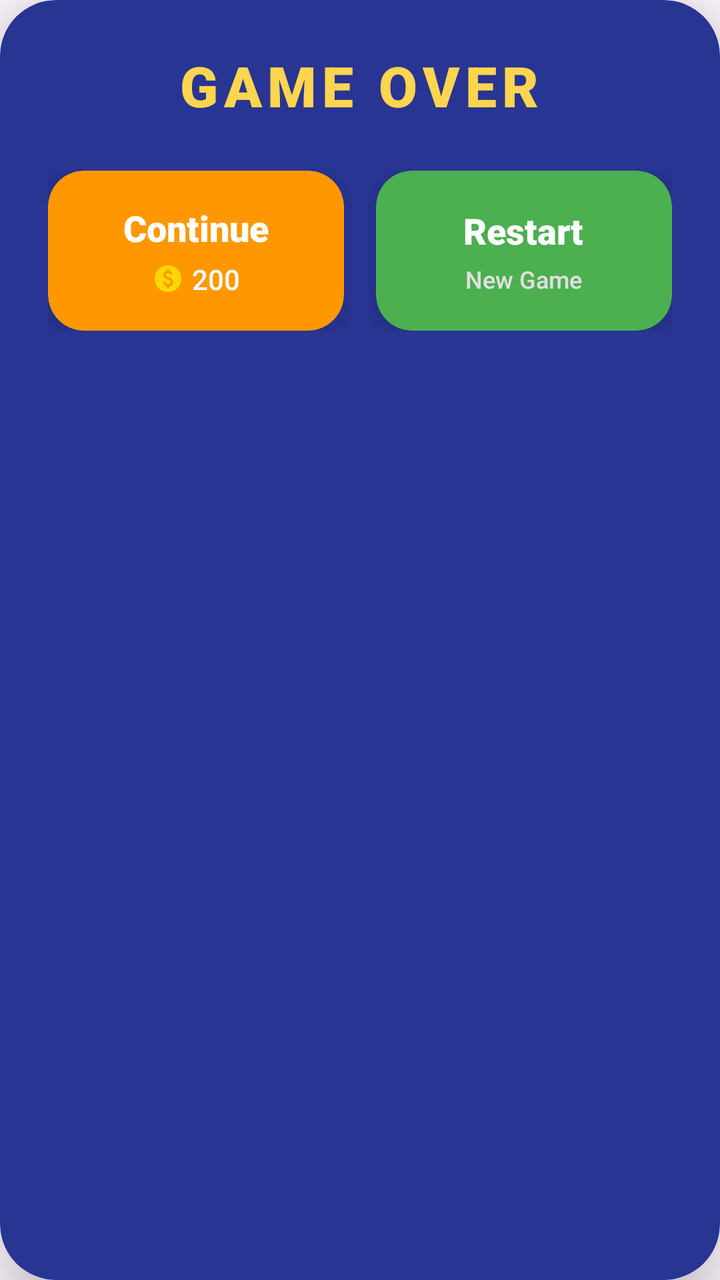
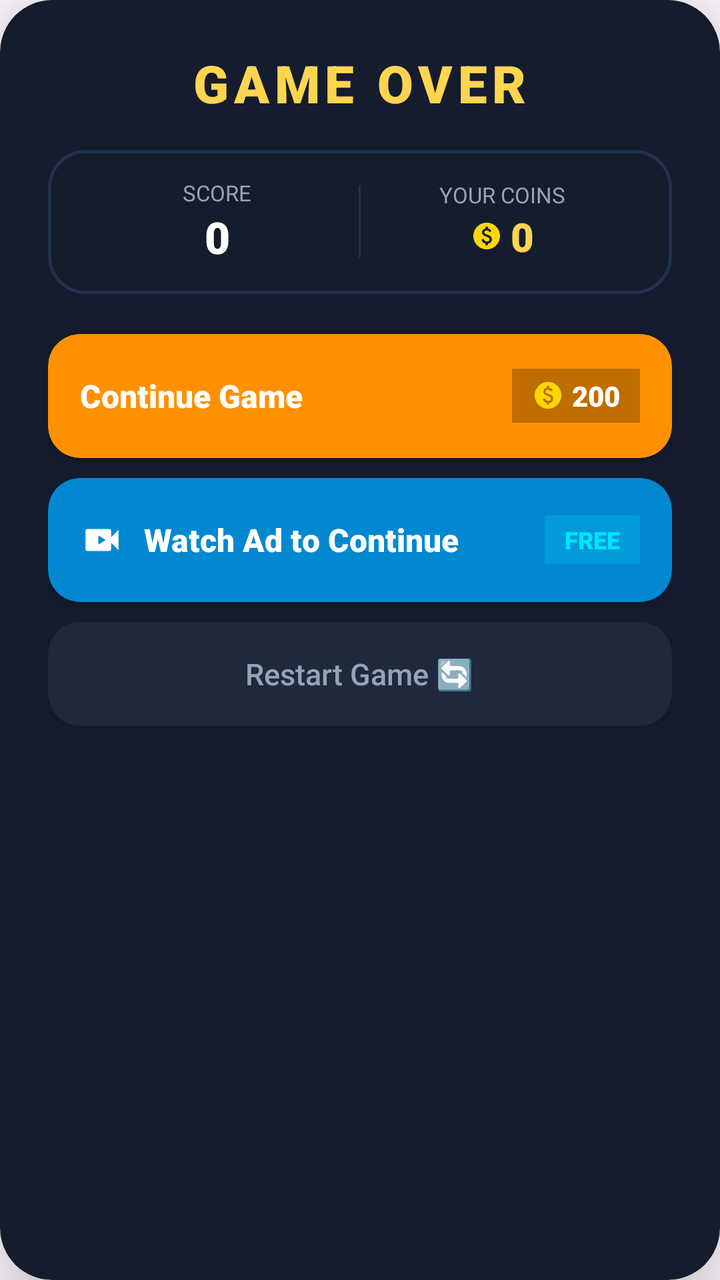

An Android layout rendered at two revisions. The XML below is the earlier revision; the diff shows what the commit changed to produce the second picture.
<!-- AndroidManifest.xml: application theme Theme.BlockPuzzle -->
<!-- res/layout/gameover_pannel.xml -->
<?xml version="1.0" encoding="utf-8"?>
<androidx.cardview.widget.CardView xmlns:android="http://schemas.android.com/apk/res/android"
    xmlns:app="http://schemas.android.com/apk/res-auto"
    android:layout_width="match_parent"
    android:layout_height="wrap_content"
    app:cardCornerRadius="28dp"
    app:cardElevation="20dp"
    app:cardBackgroundColor="@color/card_bg"
    android:layout_margin="16dp">

    <LinearLayout
        android:layout_width="match_parent"
        android:layout_height="wrap_content"
        android:orientation="vertical"
        android:padding="24dp"
        android:gravity="center">

        <TextView
            android:layout_width="wrap_content"
            android:layout_height="wrap_content"
            android:text="GAME OVER"
            android:textColor="#FFD54F"
            android:textSize="28sp"
            android:fontFamily="sans-serif-black"
            android:letterSpacing="0.1"
            android:layout_marginBottom="24dp"/>

        <LinearLayout
            android:layout_width="match_parent"
            android:layout_height="wrap_content"
            android:orientation="horizontal">

            
            <androidx.cardview.widget.CardView
                android:id="@+id/continuebtn"
                android:layout_width="0dp"
                android:layout_height="80dp"
                android:layout_weight="1"
                app:cardCornerRadius="18dp"
                app:cardElevation="6dp"
                app:cardBackgroundColor="#FF9800"
                android:layout_marginEnd="8dp"
                android:clickable="true"
                android:focusable="true"
                android:foreground="?attr/selectableItemBackground">

                <LinearLayout
                    android:layout_width="match_parent"
                    android:layout_height="match_parent"
                    android:orientation="vertical"
                    android:gravity="center">

                    <TextView
                        android:layout_width="wrap_content"
                        android:layout_height="wrap_content"
                        android:text="Continue"
                        android:textColor="@color/white"
                        android:textSize="18sp"
                        android:fontFamily="sans-serif-black" />

                    <LinearLayout
                        android:layout_width="wrap_content"
                        android:layout_height="wrap_content"
                        android:orientation="horizontal"
                        android:gravity="center_vertical"
                        android:layout_marginTop="4dp">

                        <ImageView
                            android:layout_width="16dp"
                            android:layout_height="16dp"
                            android:src="@drawable/coinlogoo"
                            android:layout_marginEnd="4dp"
                            android:contentDescription="Coins" />

                        <TextView
                            android:layout_width="wrap_content"
                            android:layout_height="wrap_content"
                            android:text="200"
                            android:textColor="@color/white"
                            android:textSize="14sp"
                            android:fontFamily="sans-serif-medium" />
                    </LinearLayout>
                </LinearLayout>
            </androidx.cardview.widget.CardView>

            
            <androidx.cardview.widget.CardView
                android:id="@+id/restartBtn"
                android:layout_width="0dp"
                android:layout_height="80dp"
                android:layout_weight="1"
                app:cardCornerRadius="18dp"
                app:cardElevation="6dp"
                app:cardBackgroundColor="#4CAF50"
                android:layout_marginStart="8dp"
                android:clickable="true"
                android:focusable="true"
                android:foreground="?attr/selectableItemBackground">

                <LinearLayout
                    android:layout_width="match_parent"
                    android:layout_height="match_parent"
                    android:orientation="vertical"
                    android:gravity="center">

                    <TextView
                        android:layout_width="wrap_content"
                        android:layout_height="wrap_content"
                        android:text="Restart"
                        android:textColor="@color/white"
                        android:textSize="18sp"
                        android:fontFamily="sans-serif-black" />

                    <TextView
                        android:layout_width="wrap_content"
                        android:layout_height="wrap_content"
                        android:text="New Game"
                        android:textColor="#E0E0E0"
                        android:textSize="12sp"
                        android:fontFamily="sans-serif-medium"
                        android:layout_marginTop="4dp"/>
                </LinearLayout>
            </androidx.cardview.widget.CardView>

        </LinearLayout>

    </LinearLayout>
</androidx.cardview.widget.CardView>
<!-- resources referenced by this layout -->
<resources>
  <color name="card_bg">#283593</color>
  <color name="white">#FFFFFFFF</color>
  <!-- drawable coinlogoo (drawable) -->
  <vector android:height="24dp" android:tint="#FFD700"
      android:viewportHeight="24" android:viewportWidth="24"
      android:width="24dp" xmlns:android="http://schemas.android.com/apk/res/android">
      <path android:fillColor="@android:color/white" android:pathData="M12,2C6.48,2 2,6.48 2,12s4.48,10 10,10s10,-4.48 10,-10S17.52,2 12,2zM12.88,17.76V19h-1.75v-1.29c-0.74,-0.18 -2.39,-0.77 -3.02,-2.96l1.65,-0.67c0.06,0.22 0.58,2.09 2.4,2.09c0.93,0 1.98,-0.48 1.98,-1.61c0,-0.96 -0.7,-1.46 -2.28,-2.03c-1.1,-0.39 -3.35,-1.03 -3.35,-3.31c0,-0.1 0.01,-2.4 2.62,-2.96V5h1.75v1.24c1.84,0.32 2.51,1.79 2.66,2.23l-1.58,0.67c-0.11,-0.35 -0.59,-1.34 -1.9,-1.34c-0.7,0 -1.81,0.37 -1.81,1.39c0,0.95 0.86,1.31 2.64,1.9c2.4,0.83 3.01,2.05 3.01,3.45C15.9,17.17 13.4,17.67 12.88,17.76z"/>
  </vector>
  <style name="Theme.BlockPuzzle" parent="Base.Theme.BlockPuzzle" />
  <style name="Base.Theme.BlockPuzzle" parent="Theme.Material3.DayNight.NoActionBar">
          <item name="android:statusBarColor">#1A237E</item>
      </style>
</resources>

<!-- the commit's change to res/layout/gameover_pannel.xml (unified diff, before → after) -->
@@ -3,8 +3,8 @@
     xmlns:app="http://schemas.android.com/apk/res-auto"
     android:layout_width="match_parent"
     android:layout_height="wrap_content"
-    app:cardCornerRadius="28dp"
-    app:cardElevation="20dp"
+    app:cardCornerRadius="26dp"
+    app:cardElevation="24dp"
     app:cardBackgroundColor="@color/card_bg"
     android:layout_margin="16dp">
 
@@ -15,114 +15,228 @@
         android:padding="24dp"
         android:gravity="center">
 
+        
         <TextView
+            android:id="@+id/gameOverTitle"
             android:layout_width="wrap_content"
             android:layout_height="wrap_content"
             android:text="GAME OVER"
-            android:textColor="#FFD54F"
-            android:textSize="28sp"
+            android:textColor="@color/accent_gold"
+            android:textSize="26sp"
             android:fontFamily="sans-serif-black"
-            android:letterSpacing="0.1"
-            android:layout_marginBottom="24dp"/>
-
+            android:letterSpacing="0.1"/>
+
+        
         <LinearLayout
             android:layout_width="match_parent"
             android:layout_height="wrap_content"
-            android:orientation="horizontal">
+            android:orientation="horizontal"
+            android:background="@drawable/card_surface_bg"
+            android:padding="14dp"
+            android:layout_marginTop="16dp"
+            android:layout_marginBottom="20dp"
+            android:gravity="center">
 
             
-            <androidx.cardview.widget.CardView
-                android:id="@+id/continuebtn"
+            <LinearLayout
                 android:layout_width="0dp"
-                android:layout_height="80dp"
+                android:layout_height="wrap_content"
                 android:layout_weight="1"
-                app:cardCornerRadius="18dp"
-                app:cardElevation="6dp"
-                app:cardBackgroundColor="#FF9800"
-                android:layout_marginEnd="8dp"
-                android:clickable="true"
-                android:focusable="true"
-                android:foreground="?attr/selectableItemBackground">
+                android:orientation="vertical"
+                android:gravity="center">
+
+                <TextView
+                    android:id="@+id/gameOverScoreLabel"
+                    android:layout_width="wrap_content"
+                    android:layout_height="wrap_content"
+                    android:text="SCORE"
+                    android:textColor="@color/text_secondary"
+                    android:textSize="11sp"
+                    android:fontFamily="sans-serif-bold"/>
+
+                <TextView
+                    android:id="@+id/gameOverScoreValue"
+                    android:layout_width="wrap_content"
+                    android:layout_height="wrap_content"
+                    android:text="0"
+                    android:textColor="@color/white"
+                    android:textSize="22sp"
+                    android:fontFamily="sans-serif-black"/>
+            </LinearLayout>
+
+            <View
+                android:layout_width="1dp"
+                android:layout_height="36dp"
+                android:background="@color/card_border"/>
+
+            
+            <LinearLayout
+                android:layout_width="0dp"
+                android:layout_height="wrap_content"
+                android:layout_weight="1"
+                android:orientation="vertical"
+                android:gravity="center">
+
+                <TextView
+                    android:layout_width="wrap_content"
+                    android:layout_height="wrap_content"
+                    android:text="YOUR COINS"
+                    android:textColor="@color/text_secondary"
+                    android:textSize="11sp"
+                    android:fontFamily="sans-serif-bold"/>
 
                 <LinearLayout
-                    android:layout_width="match_parent"
-                    android:layout_height="match_parent"
-                    android:orientation="vertical"
+                    android:layout_width="wrap_content"
+                    android:layout_height="wrap_content"
+                    android:orientation="horizontal"
                     android:gravity="center">
 
+                    <ImageView
+                        android:layout_width="16dp"
+                        android:layout_height="16dp"
+                        android:src="@drawable/coinlogoo"
+                        android:layout_marginEnd="4dp"
+                        android:contentDescription="Coins"/>
+
                     <TextView
+                        android:id="@+id/gameOverCoinsValue"
                         android:layout_width="wrap_content"
                         android:layout_height="wrap_content"
-                        android:text="Continue"
-                        android:textColor="@color/white"
-                        android:textSize="18sp"
-                        android:fontFamily="sans-serif-black" />
-
-                    <LinearLayout
+                        android:text="0"
+                        android:textColor="@color/accent_gold"
+                        android:textSize="20sp"
+                        android:fontFamily="sans-serif-black"/>
+                </LinearLayout>
+            </LinearLayout>
+        </LinearLayout>
+
+        
+        <androidx.cardview.widget.CardView
+            android:id="@+id/continuebtn"
+            android:layout_width="match_parent"
+            android:layout_height="62dp"
+            app:cardCornerRadius="16dp"
+            app:cardElevation="4dp"
+            app:cardBackgroundColor="#FF9100"
+            android:clickable="true"
+            android:focusable="true"
+            android:foreground="?attr/selectableItemBackground"
+            android:layout_marginBottom="10dp">
+
+            <LinearLayout
+                android:layout_width="match_parent"
+                android:layout_height="match_parent"
+                android:orientation="horizontal"
+                android:gravity="center"
+                android:paddingHorizontal="16dp">
+
+                <TextView
+                    android:id="@+id/continueBtnTitle"
+                    android:layout_width="0dp"
+                    android:layout_height="wrap_content"
+                    android:layout_weight="1"
+                    android:text="Continue Game"
+                    android:textColor="@color/white"
+                    android:textSize="16sp"
+                    android:fontFamily="sans-serif-black"/>
+
+                <LinearLayout
+                    android:layout_width="wrap_content"
+                    android:layout_height="wrap_content"
+                    android:orientation="horizontal"
+                    android:gravity="center_vertical"
+                    android:background="#40000000"
+                    android:paddingHorizontal="10dp"
+                    android:paddingVertical="4dp">
+
+                    <ImageView
+                        android:layout_width="16dp"
+                        android:layout_height="16dp"
+                        android:src="@drawable/coinlogoo"
+                        android:layout_marginEnd="4dp"/>
+
+                    <TextView
+                        android:id="@+id/continueCoinCost"
                         android:layout_width="wrap_content"
                         android:layout_height="wrap_content"
-                        android:orientation="horizontal"
-                        android:gravity="center_vertical"
-                        android:layout_marginTop="4dp">
-
-                        <ImageView
-                            android:layout_width="16dp"
-                            android:layout_height="16dp"
-                            android:src="@drawable/coinlogoo"
-                            android:layout_marginEnd="4dp"
-                            android:contentDescription="Coins" />
-
-                        <TextView
-                            android:layout_width="wrap_content"
-                            android:layout_height="wrap_content"
-                            android:text="200"
-                            android:textColor="@color/white"
-                            android:textSize="14sp"
-                            android:fontFamily="sans-serif-medium" />
-                    </LinearLayout>
+                        android:text="200"
+                        android:textColor="@color/white"
+                        android:textSize="14sp"
+                        android:fontFamily="sans-serif-black"/>
                 </LinearLayout>
-            </androidx.cardview.widget.CardView>
-
-            
-            <androidx.cardview.widget.CardView
-                android:id="@+id/restartBtn"
-                android:layout_width="0dp"
-                android:layout_height="80dp"
-                android:layout_weight="1"
-                app:cardCornerRadius="18dp"
-                app:cardElevation="6dp"
-                app:cardBackgroundColor="#4CAF50"
-                android:layout_marginStart="8dp"
-                android:clickable="true"
-                android:focusable="true"
-                android:foreground="?attr/selectableItemBackground">
-
-                <LinearLayout
-                    android:layout_width="match_parent"
-                    android:layout_height="match_parent"
-                    android:orientation="vertical"
-                    android:gravity="center">
-
-                    <TextView
-                        android:layout_width="wrap_content"
-                        android:layout_height="wrap_content"
-                        android:text="Restart"
-                        android:textColor="@color/white"
-                        android:textSize="18sp"
-                        android:fontFamily="sans-serif-black" />
-
-                    <TextView
-                        android:layout_width="wrap_content"
-                        android:layout_height="wrap_content"
-                        android:text="New Game"
-                        android:textColor="#E0E0E0"
-                        android:textSize="12sp"
-                        android:fontFamily="sans-serif-medium"
-                        android:layout_marginTop="4dp"/>
-                </LinearLayout>
-            </androidx.cardview.widget.CardView>
-
-        </LinearLayout>
+            </LinearLayout>
+        </androidx.cardview.widget.CardView>
+
+        
+        <androidx.cardview.widget.CardView
+            android:id="@+id/watchAdBtn"
+            android:layout_width="match_parent"
+            android:layout_height="62dp"
+            app:cardCornerRadius="16dp"
+            app:cardElevation="4dp"
+            app:cardBackgroundColor="#0288D1"
+            android:clickable="true"
+            android:focusable="true"
+            android:foreground="?attr/selectableItemBackground"
+            android:layout_marginBottom="10dp">
+
+            <LinearLayout
+                android:layout_width="match_parent"
+                android:layout_height="match_parent"
+                android:orientation="horizontal"
+                android:gravity="center"
+                android:paddingHorizontal="16dp">
+
+                <ImageView
+                    android:layout_width="22dp"
+                    android:layout_height="22dp"
+                    android:src="@drawable/ic_video_ad"
+                    android:layout_marginEnd="10dp"/>
+
+                <TextView
+                    android:layout_width="0dp"
+                    android:layout_height="wrap_content"
+                    android:layout_weight="1"
+                    android:text="Watch Ad to Continue"
+                    android:textColor="@color/white"
+                    android:textSize="16sp"
+                    android:fontFamily="sans-serif-black"/>
+
+                <TextView
+                    android:layout_width="wrap_content"
+                    android:layout_height="wrap_content"
+                    android:text="FREE"
+                    android:textColor="@color/accent_neon"
+                    android:background="#3000E5FF"
+                    android:paddingHorizontal="10dp"
+                    android:paddingVertical="4dp"
+                    android:textSize="12sp"
+                    android:fontFamily="sans-serif-black"/>
+            </LinearLayout>
+        </androidx.cardview.widget.CardView>
+
+        
+        <androidx.cardview.widget.CardView
+            android:id="@+id/restartBtn"
+            android:layout_width="match_parent"
+            android:layout_height="52dp"
+            app:cardCornerRadius="16dp"
+            app:cardElevation="2dp"
+            app:cardBackgroundColor="#1E293B"
+            android:clickable="true"
+            android:focusable="true"
+            android:foreground="?attr/selectableItemBackground">
+
+            <TextView
+                android:id="@+id/restartBtnText"
+                android:layout_width="wrap_content"
+                android:layout_height="wrap_content"
+                android:layout_gravity="center"
+                android:text="Restart Game 🔄"
+                android:textColor="@color/text_secondary"
+                android:textSize="15sp"
+                android:fontFamily="sans-serif-medium"/>
+        </androidx.cardview.widget.CardView>
 
     </LinearLayout>
 </androidx.cardview.widget.CardView>
<!-- resource entries referenced after the edit -->
@@ -1,12 +1,35 @@
 <!-- resources referenced by this layout -->
 <resources>
-  <color name="card_bg">#283593</color>
+  <color name="accent_gold">#FFD54F</color>
+  <color name="accent_neon">#00E5FF</color>
+  <color name="card_bg">#141C2E</color>
+  <color name="card_border">#23314D</color>
+  <color name="text_secondary">#94A3B8</color>
   <color name="white">#FFFFFFFF</color>
+  <!-- drawable card_surface_bg (drawable) -->
+  <?xml version="1.0" encoding="utf-8"?>
+  <shape xmlns:android="http://schemas.android.com/apk/res/android">
+      <solid android:color="@color/card_bg"/>
+      <stroke
+          android:width="1.5dp"
+          android:color="@color/card_border"/>
+      <corners android:radius="18dp"/>
+  </shape>
   <!-- drawable coinlogoo (drawable) -->
   <vector android:height="24dp" android:tint="#FFD700"
       android:viewportHeight="24" android:viewportWidth="24"
       android:width="24dp" xmlns:android="http://schemas.android.com/apk/res/android">
       <path android:fillColor="@android:color/white" android:pathData="M12,2C6.48,2 2,6.48 2,12s4.48,10 10,10s10,-4.48 10,-10S17.52,2 12,2zM12.88,17.76V19h-1.75v-1.29c-0.74,-0.18 -2.39,-0.77 -3.02,-2.96l1.65,-0.67c0.06,0.22 0.58,2.09 2.4,2.09c0.93,0 1.98,-0.48 1.98,-1.61c0,-0.96 -0.7,-1.46 -2.28,-2.03c-1.1,-0.39 -3.35,-1.03 -3.35,-3.31c0,-0.1 0.01,-2.4 2.62,-2.96V5h1.75v1.24c1.84,0.32 2.51,1.79 2.66,2.23l-1.58,0.67c-0.11,-0.35 -0.59,-1.34 -1.9,-1.34c-0.7,0 -1.81,0.37 -1.81,1.39c0,0.95 0.86,1.31 2.64,1.9c2.4,0.83 3.01,2.05 3.01,3.45C15.9,17.17 13.4,17.67 12.88,17.76z"/>
+  </vector>
+  <!-- drawable ic_video_ad (drawable) -->
+  <vector xmlns:android="http://schemas.android.com/apk/res/android"
+      android:width="24dp"
+      android:height="24dp"
+      android:viewportWidth="24"
+      android:viewportHeight="24">
+    <path
+        android:fillColor="#FFFFFF"
+        android:pathData="M17,10.5V7c0,-0.55 -0.45,-1 -1,-1H4c-0.55,0 -1,0.45 -1,1v10c0,0.55 0.45,1 1,1h12c0.55,0 1,-0.45 1,-1v-3.5l4,4v-11l-4,4zM10,14.5v-5l4,2.5 -4,2.5z"/>
   </vector>
   <style name="Theme.BlockPuzzle" parent="Base.Theme.BlockPuzzle" />
   <style name="Base.Theme.BlockPuzzle" parent="Theme.Material3.DayNight.NoActionBar">
